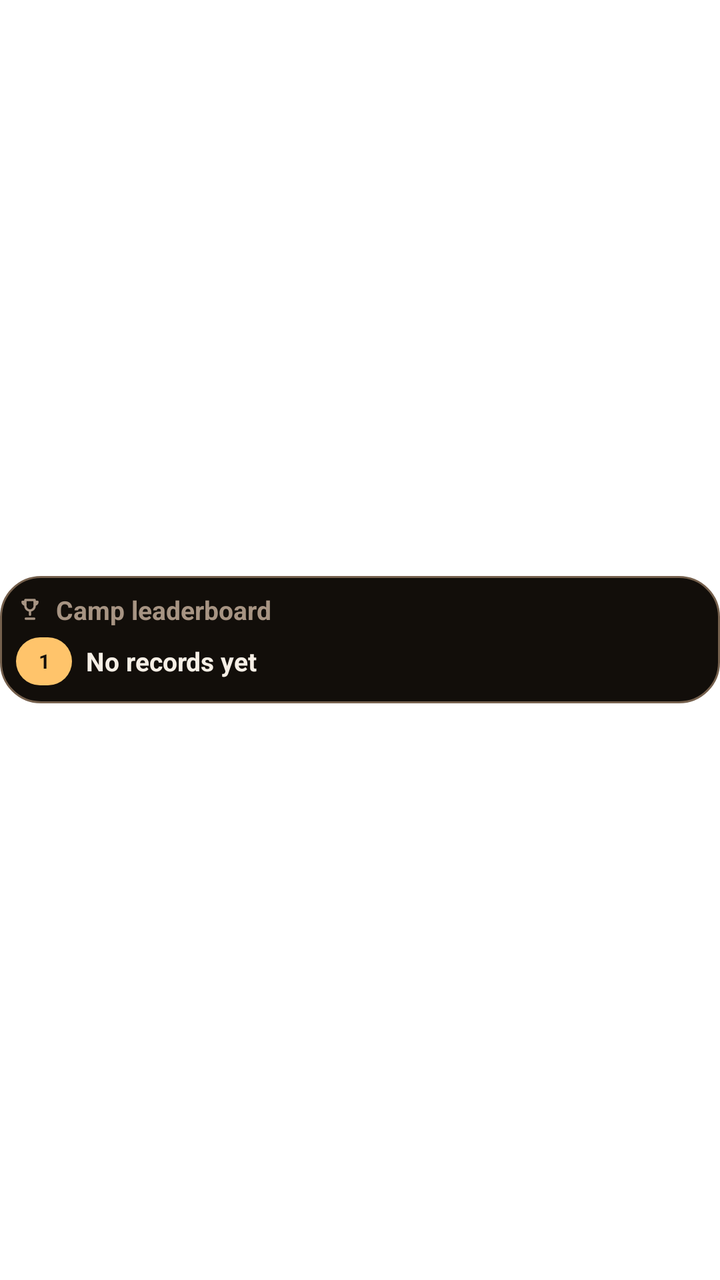
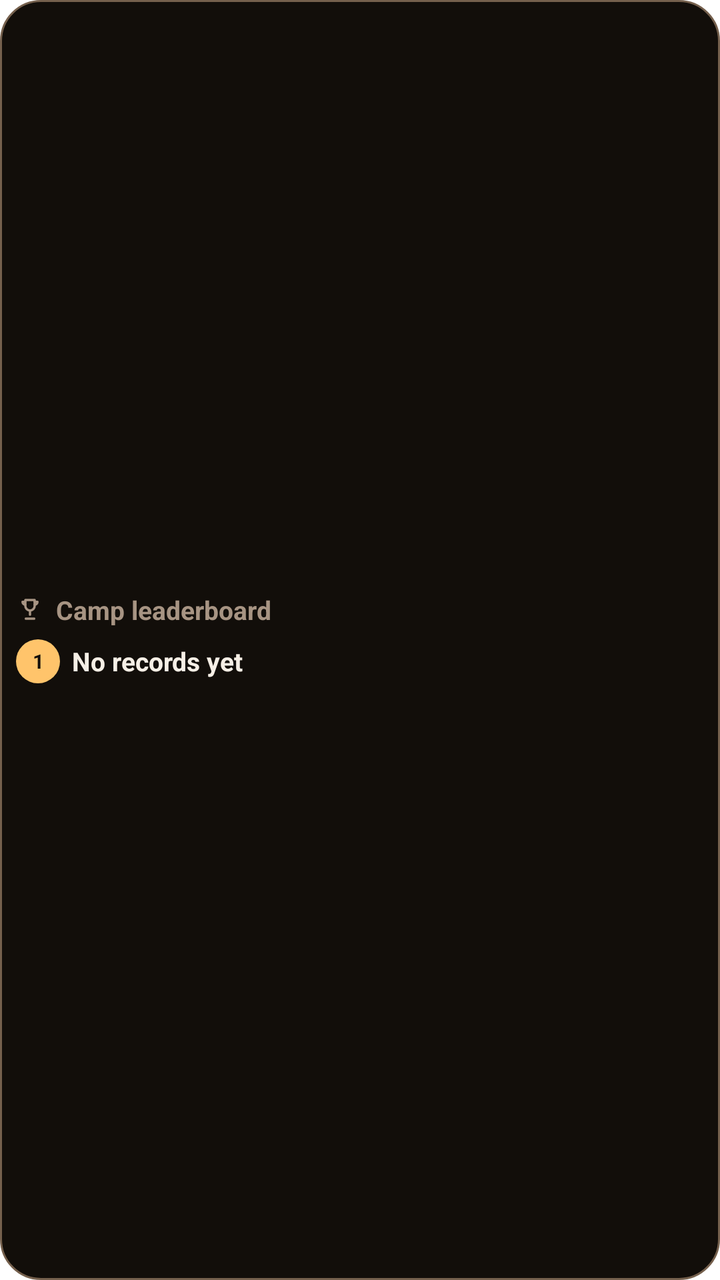

The first picture is an Android layout as it rendered before a commit; the second is the same layout after the commit. The layout source and the unified diff follow.
<!-- AndroidManifest.xml: fallback theme Theme.MaterialComponents.DayNight.NoActionBar -->
<!-- res/layout/odak_leaderboard_widget.xml -->
<?xml version="1.0" encoding="utf-8"?>
<LinearLayout xmlns:android="http://schemas.android.com/apk/res/android"
    android:id="@+id/leaderboard_widget_root"
    android:layout_width="match_parent"
    android:layout_height="match_parent"
    android:contentDescription="@string/cd_leaderboard_widget"
    android:gravity="center_vertical"
    android:orientation="vertical">

    <LinearLayout
        android:id="@+id/leaderboard_widget_card"
        android:layout_width="match_parent"
        android:layout_height="wrap_content"
        android:background="@drawable/widget_card_bg"
        android:orientation="vertical"
        android:padding="8dp">

        
        <LinearLayout
            android:id="@+id/leaderboard_widget_core"
            android:layout_width="match_parent"
            android:layout_height="wrap_content"
            android:gravity="center_vertical|center_horizontal"
            android:minHeight="26dp"
            android:orientation="horizontal"
            android:visibility="gone">

            <ImageView
                android:id="@+id/leaderboard_widget_core_icon"
                android:layout_width="24dp"
                android:layout_height="24dp"
                android:contentDescription="@null"
                android:src="@drawable/widget_ic_leaderboard"
                android:visibility="gone" />

            <TextView
                android:id="@+id/leaderboard_widget_core_rank"
                android:layout_width="wrap_content"
                android:layout_height="wrap_content"
                android:ellipsize="end"
                android:fontFamily="sans-serif-condensed"
                android:maxLines="1"
                android:text="@string/widget_dash"
                android:textColor="@color/widget_ember_flame"
                android:textScaleX="0.85"
                android:textSize="20sp"
                android:textStyle="bold" />

            <TextView
                android:id="@+id/leaderboard_widget_core_lead"
                android:layout_width="0dp"
                android:layout_height="wrap_content"
                android:layout_marginStart="6dp"
                android:layout_weight="1"
                android:ellipsize="end"
                android:maxLines="1"
                android:text="@string/widget_no_records"
                android:textColor="@color/widget_ember_ink_dim"
                android:textSize="11sp"
                android:visibility="gone" />
        </LinearLayout>

        
        <LinearLayout
            android:id="@+id/leaderboard_widget_header"
            android:layout_width="match_parent"
            android:layout_height="wrap_content"
            android:gravity="center_vertical"
            android:orientation="horizontal">

            <ImageView
                android:id="@+id/leaderboard_widget_icon"
                android:layout_width="14dp"
                android:layout_height="14dp"
                android:contentDescription="@null"
                android:src="@drawable/widget_ic_leaderboard" />

            <TextView
                android:id="@+id/leaderboard_widget_title"
                android:layout_width="0dp"
                android:layout_height="wrap_content"
                android:layout_marginStart="6dp"
                android:layout_weight="1"
                android:ellipsize="end"
                android:maxLines="1"
                android:text="@string/widget_leaderboard_title"
                android:textColor="@color/widget_ember_ink_dim"
                android:textSize="13sp"
                android:textStyle="bold" />
        </LinearLayout>

        
        <ImageView
            android:id="@+id/leaderboard_widget_divider"
            android:layout_width="match_parent"
            android:layout_height="@dimen/widget_design_divider"
            android:layout_marginTop="3dp"
            android:background="@drawable/widget_divider"
            android:contentDescription="@null"
            android:visibility="gone" />

        <LinearLayout
            android:id="@+id/leaderboard_widget_row_container_1"
            android:layout_width="match_parent"
            android:layout_height="wrap_content"
            android:layout_marginTop="4dp"
            android:gravity="center_vertical"
            android:minHeight="26dp"
            android:orientation="horizontal">

            <TextView
                android:id="@+id/leaderboard_widget_rank_1"
                android:layout_width="28dp"
                android:layout_height="24dp"
                android:background="@drawable/widget_rank_first_bg"
                android:gravity="center"
                android:maxLines="1"
                android:text="1"
                android:textColor="@color/widget_ember_night"
                android:textSize="10sp"
                android:textStyle="bold" />

            <TextView
                android:id="@+id/leaderboard_widget_row_1"
                android:layout_width="0dp"
                android:layout_height="wrap_content"
                android:layout_marginStart="7dp"
                android:layout_weight="1"
                android:ellipsize="end"
                android:maxLines="1"
                android:text="@string/widget_no_records"
                android:textColor="@color/widget_ember_ink"
                android:textSize="13sp"
                android:textStyle="bold" />
        </LinearLayout>

        <LinearLayout
            android:id="@+id/leaderboard_widget_row_container_2"
            android:layout_width="match_parent"
            android:layout_height="wrap_content"
            android:layout_marginTop="4dp"
            android:gravity="center_vertical"
            android:minHeight="26dp"
            android:orientation="horizontal"
            android:visibility="gone">

            <TextView
                android:id="@+id/leaderboard_widget_rank_2"
                android:layout_width="28dp"
                android:layout_height="24dp"
                android:background="@drawable/widget_rank_other_bg"
                android:gravity="center"
                android:maxLines="1"
                android:text="2"
                android:textColor="@color/widget_ember_ink_dim"
                android:textSize="10sp"
                android:textStyle="bold" />

            <TextView
                android:id="@+id/leaderboard_widget_row_2"
                android:layout_width="0dp"
                android:layout_height="wrap_content"
                android:layout_marginStart="7dp"
                android:layout_weight="1"
                android:ellipsize="end"
                android:maxLines="1"
                android:text="@string/widget_dash"
                android:textColor="@color/widget_ember_ink"
                android:textSize="12sp" />
        </LinearLayout>

        <LinearLayout
            android:id="@+id/leaderboard_widget_row_container_3"
            android:layout_width="match_parent"
            android:layout_height="wrap_content"
            android:layout_marginTop="4dp"
            android:gravity="center_vertical"
            android:minHeight="26dp"
            android:orientation="horizontal"
            android:visibility="gone">

            <TextView
                android:id="@+id/leaderboard_widget_rank_3"
                android:layout_width="28dp"
                android:layout_height="24dp"
                android:background="@drawable/widget_rank_other_bg"
                android:gravity="center"
                android:maxLines="1"
                android:text="3"
                android:textColor="@color/widget_ember_ink_dim"
                android:textSize="10sp"
                android:textStyle="bold" />

            <TextView
                android:id="@+id/leaderboard_widget_row_3"
                android:layout_width="0dp"
                android:layout_height="wrap_content"
                android:layout_marginStart="7dp"
                android:layout_weight="1"
                android:ellipsize="end"
                android:maxLines="1"
                android:text="@string/widget_dash"
                android:textColor="@color/widget_ember_ink"
                android:textSize="12sp" />
        </LinearLayout>
    </LinearLayout>
</LinearLayout>
<!-- resources referenced by this layout -->
<resources>
  <color name="widget_ember_flame">#FF8A3D</color>
  <color name="widget_ember_ink">#F6EFE6</color>
  <color name="widget_ember_ink_dim">#A79483</color>
  <color name="widget_ember_night">#120E0A</color>
  <dimen name="widget_design_divider">1dp</dimen>
  <!-- drawable widget_card_bg (drawable) -->
  <?xml version="1.0" encoding="utf-8"?>
  <shape xmlns:android="http://schemas.android.com/apk/res/android"
      android:shape="rectangle">
      <solid android:color="@color/widget_design_surface" />
      <stroke
          android:width="1dp"
          android:color="@color/widget_design_outline" />
      <corners android:radius="@dimen/widget_design_corner" />
  </shape>
  <!-- drawable widget_divider (drawable) -->
  <?xml version="1.0" encoding="utf-8"?>
  <shape xmlns:android="http://schemas.android.com/apk/res/android"
      android:shape="rectangle">
      <solid android:color="@color/widget_ember_ash" />
  </shape>
  <!-- drawable widget_ic_leaderboard (drawable) -->
  <?xml version="1.0" encoding="utf-8"?>
  <vector xmlns:android="http://schemas.android.com/apk/res/android"
      android:width="24dp"
      android:height="24dp"
      android:viewportWidth="24"
      android:viewportHeight="24">
      <path
          android:fillColor="@android:color/transparent"
          android:pathData="M8,4 L16,4 L16,9 A4,4 0 0,1 8,9 Z"
          android:strokeColor="@color/widget_ember_ink_dim"
          android:strokeLineCap="round"
          android:strokeLineJoin="round"
          android:strokeWidth="2" />
      <path
          android:fillColor="@android:color/transparent"
          android:pathData="M8,5.6 L5.6,5.6 A2.4,2.4 0 0,0 8,8"
          android:strokeColor="@color/widget_ember_ink_dim"
          android:strokeLineCap="round"
          android:strokeLineJoin="round"
          android:strokeWidth="2" />
      <path
          android:fillColor="@android:color/transparent"
          android:pathData="M16,5.6 L18.4,5.6 A2.4,2.4 0 0,1 16,8"
          android:strokeColor="@color/widget_ember_ink_dim"
          android:strokeLineCap="round"
          android:strokeLineJoin="round"
          android:strokeWidth="2" />
      <path
          android:fillColor="@android:color/transparent"
          android:pathData="M12,13 L12,16.6"
          android:strokeColor="@color/widget_ember_ink_dim"
          android:strokeLineCap="round"
          android:strokeLineJoin="round"
          android:strokeWidth="2" />
      <path
          android:fillColor="@android:color/transparent"
          android:pathData="M8.4,20 L15.6,20"
          android:strokeColor="@color/widget_ember_ink_dim"
          android:strokeLineCap="round"
          android:strokeLineJoin="round"
          android:strokeWidth="2" />
  </vector>
  <!-- drawable widget_rank_first_bg (drawable) -->
  <?xml version="1.0" encoding="utf-8"?>
  <shape xmlns:android="http://schemas.android.com/apk/res/android"
      android:shape="rectangle">
      <solid android:color="@color/widget_ember_glow" />
      <corners android:radius="12dp" />
  </shape>
  <!-- drawable widget_rank_other_bg (drawable) -->
  <?xml version="1.0" encoding="utf-8"?>
  <shape xmlns:android="http://schemas.android.com/apk/res/android"
      android:shape="rectangle">
      <solid android:color="@color/widget_ember_night" />
      <stroke
          android:width="1dp"
          android:color="@color/widget_ember_ash" />
      <corners android:radius="12dp" />
  </shape>
  <string name="cd_leaderboard_widget">Refresh group leaderboard widget</string>
  <string name="widget_dash">-</string>
  <string name="widget_leaderboard_title">Camp leaderboard</string>
  <string name="widget_no_records">No records yet</string>
  <color name="widget_design_surface">@color/widget_ember_night</color>
  <color name="widget_design_outline">@color/widget_ember_ash</color>
  <dimen name="widget_design_corner">20dp</dimen>
  <color name="widget_ember_ash">#75604D</color>
  <color name="widget_ember_glow">#FFC46B</color>
</resources>

<!-- the commit's change to res/layout/odak_leaderboard_widget.xml (unified diff, before → after) -->
@@ -7,11 +7,13 @@
     android:gravity="center_vertical"
     android:orientation="vertical">
 
+    
     <LinearLayout
         android:id="@+id/leaderboard_widget_card"
         android:layout_width="match_parent"
-        android:layout_height="wrap_content"
+        android:layout_height="match_parent"
         android:background="@drawable/widget_card_bg"
+        android:gravity="center_vertical"
         android:orientation="vertical"
         android:padding="8dp">
 
@@ -110,8 +112,8 @@
 
             <TextView
                 android:id="@+id/leaderboard_widget_rank_1"
-                android:layout_width="28dp"
-                android:layout_height="24dp"
+                android:layout_width="22dp"
+                android:layout_height="22dp"
                 android:background="@drawable/widget_rank_first_bg"
                 android:gravity="center"
                 android:maxLines="1"
@@ -124,7 +126,7 @@
                 android:id="@+id/leaderboard_widget_row_1"
                 android:layout_width="0dp"
                 android:layout_height="wrap_content"
-                android:layout_marginStart="7dp"
+                android:layout_marginStart="6dp"
                 android:layout_weight="1"
                 android:ellipsize="end"
                 android:maxLines="1"
@@ -132,6 +134,19 @@
                 android:textColor="@color/widget_ember_ink"
                 android:textSize="13sp"
                 android:textStyle="bold" />
+            
+            <TextView
+                android:id="@+id/leaderboard_widget_value_1"
+                android:layout_width="wrap_content"
+                android:layout_height="wrap_content"
+                android:layout_marginStart="6dp"
+                android:fontFamily="sans-serif-condensed"
+                android:maxLines="1"
+                android:textColor="@color/widget_ember_ink_dim"
+                android:textScaleX="0.85"
+                android:textSize="11sp"
+                android:visibility="gone" />
+
         </LinearLayout>
 
         <LinearLayout
@@ -146,8 +161,8 @@
 
             <TextView
                 android:id="@+id/leaderboard_widget_rank_2"
-                android:layout_width="28dp"
-                android:layout_height="24dp"
+                android:layout_width="22dp"
+                android:layout_height="22dp"
                 android:background="@drawable/widget_rank_other_bg"
                 android:gravity="center"
                 android:maxLines="1"
@@ -160,13 +175,26 @@
                 android:id="@+id/leaderboard_widget_row_2"
                 android:layout_width="0dp"
                 android:layout_height="wrap_content"
-                android:layout_marginStart="7dp"
+                android:layout_marginStart="6dp"
                 android:layout_weight="1"
                 android:ellipsize="end"
                 android:maxLines="1"
                 android:text="@string/widget_dash"
                 android:textColor="@color/widget_ember_ink"
                 android:textSize="12sp" />
+            
+            <TextView
+                android:id="@+id/leaderboard_widget_value_2"
+                android:layout_width="wrap_content"
+                android:layout_height="wrap_content"
+                android:layout_marginStart="6dp"
+                android:fontFamily="sans-serif-condensed"
+                android:maxLines="1"
+                android:textColor="@color/widget_ember_ink_dim"
+                android:textScaleX="0.85"
+                android:textSize="11sp"
+                android:visibility="gone" />
+
         </LinearLayout>
 
         <LinearLayout
@@ -181,8 +209,8 @@
 
             <TextView
                 android:id="@+id/leaderboard_widget_rank_3"
-                android:layout_width="28dp"
-                android:layout_height="24dp"
+                android:layout_width="22dp"
+                android:layout_height="22dp"
                 android:background="@drawable/widget_rank_other_bg"
                 android:gravity="center"
                 android:maxLines="1"
@@ -195,13 +223,26 @@
                 android:id="@+id/leaderboard_widget_row_3"
                 android:layout_width="0dp"
                 android:layout_height="wrap_content"
-                android:layout_marginStart="7dp"
+                android:layout_marginStart="6dp"
                 android:layout_weight="1"
                 android:ellipsize="end"
                 android:maxLines="1"
                 android:text="@string/widget_dash"
                 android:textColor="@color/widget_ember_ink"
                 android:textSize="12sp" />
+            
+            <TextView
+                android:id="@+id/leaderboard_widget_value_3"
+                android:layout_width="wrap_content"
+                android:layout_height="wrap_content"
+                android:layout_marginStart="6dp"
+                android:fontFamily="sans-serif-condensed"
+                android:maxLines="1"
+                android:textColor="@color/widget_ember_ink_dim"
+                android:textScaleX="0.85"
+                android:textSize="11sp"
+                android:visibility="gone" />
+
         </LinearLayout>
     </LinearLayout>
 </LinearLayout>
